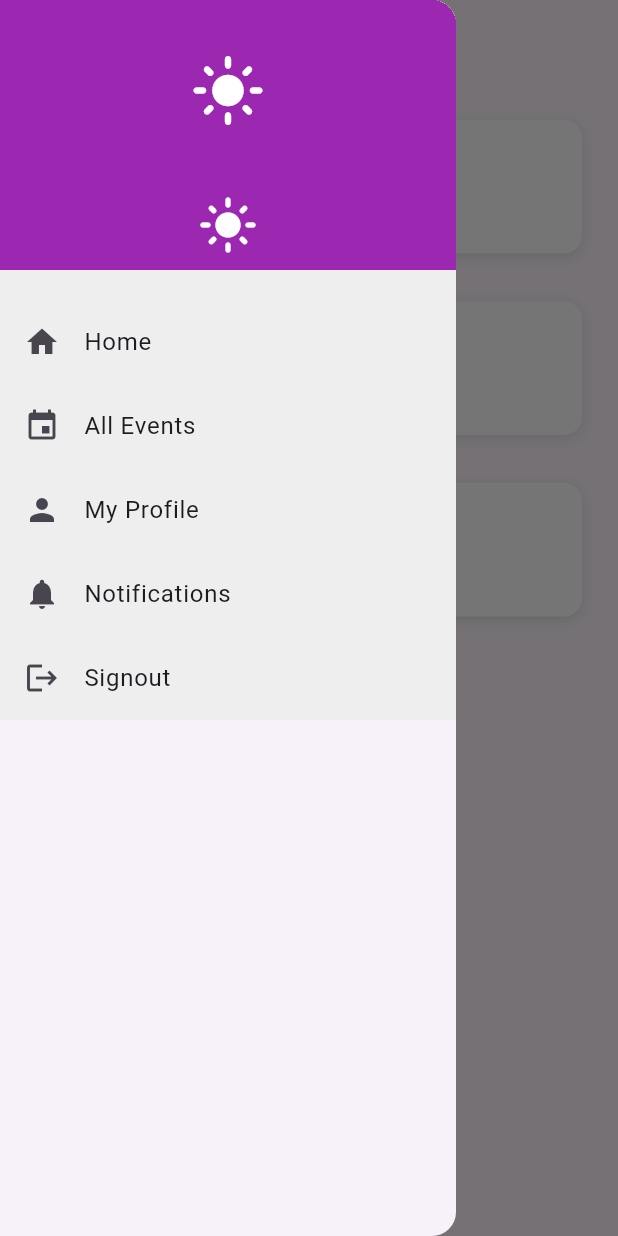
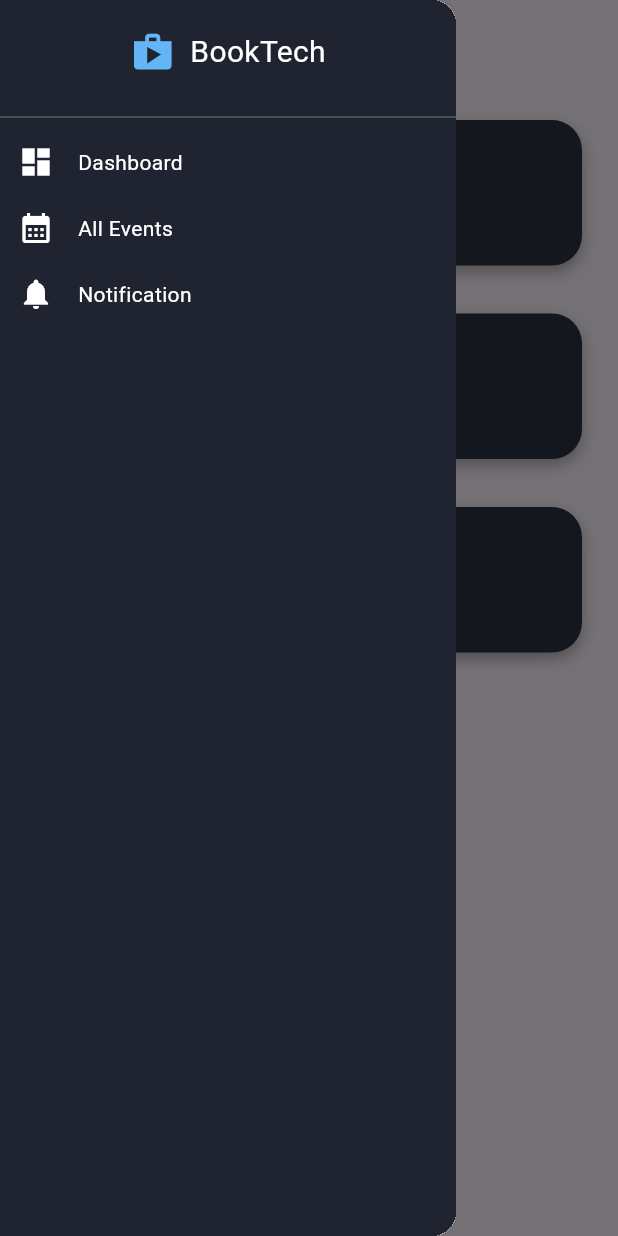
Before and after one commit to Amruthavalli-M/12DIT---BookTech, a Flutter app: the StudentDashboard screen opened by its route, with the side drawer open, on a phone screen of 412 x 824 dp. Run offline on Flutter 3.47's test engine with Material 3 defaults, Android fonts, the phone set to English and light mode, and no system bars; our stand-ins replace google_fonts.

Commit message:
Update student_dashboard.dart
Changed Nav Bar and edited colours

```diff
--- a/lib/screens/student_dashboard.dart
+++ b/lib/screens/student_dashboard.dart
@@ -1,28 +1,48 @@
 import 'package:flutter/material.dart';
 
-class StudentDashboard extends StatelessWidget {
+class StudentDashboard extends StatefulWidget {
   const StudentDashboard({super.key});
+
+  @override
+  State<StudentDashboard> createState() => _StudentDashboardState();
+}
+
+class _StudentDashboardState extends State<StudentDashboard> {
+  bool isCollapsed = false;
 
   @override
   Widget build(BuildContext context) {
     final isMobile = MediaQuery.of(context).size.width < 600;
 
     return Scaffold(
-      drawer: isMobile ? const DrawerMenu() : null,
+      drawer: isMobile ? DrawerMenu(isCollapsed: isCollapsed) : null,
       body: Row(
         children: [
-          if (!isMobile) const Sidebar(),
+          if (!isMobile)
+            Sidebar(
+              isCollapsed: isCollapsed,
+              onToggle: () => setState(() => isCollapsed = !isCollapsed),
+            ),
           Expanded(
             child: Column(
               children: [
-                // Top bar (title) only for desktop
                 if (!isMobile)
                   Container(
                     height: 60,
-                    color: Colors.purple,
+                    color: const Color.fromARGB(255, 0, 0, 0),
                     padding: const EdgeInsets.symmetric(horizontal: 16),
                     alignment: Alignment.centerLeft,
-                    child: const Text(
+                    child: Row(
+                      children: [
+                        IconButton(
+                          icon: Icon(
+                            isCollapsed ? Icons.menu_open : Icons.menu,
+                            color: Colors.white,
+                          ),
+                          onPressed: () => setState(() => isCollapsed = !isCollapsed),
+                        ),
+                        const SizedBox(width: 12),
+                        const Text(
                           "Student Dashboard",
                           style: TextStyle(
                             fontSize: 20,
@@ -30,8 +50,9 @@ class StudentDashboard extends StatelessWidget {
                             color: Colors.white,
                           ),
                         ),
+                      ],
                     ),
-                // AppBar alternative for mobile
+                  ),
                 if (isMobile)
                   AppBar(
                     title: Row(
@@ -45,9 +66,7 @@ class StudentDashboard extends StatelessWidget {
                 Expanded(
                   child: Padding(
                     padding: const EdgeInsets.all(16.0),
-                    child: isMobile
-                        ? const MobileLayout()
-                        : const DesktopLayout(),
+                    child: isMobile ? const MobileLayout() : const DesktopLayout(),
                   ),
                 ),
               ],
@@ -60,59 +79,83 @@ class StudentDashboard extends StatelessWidget {
 }
 
 class Sidebar extends StatelessWidget {
-  const Sidebar({super.key});
+  final bool isCollapsed;
+  final VoidCallback onToggle;
+
+  const Sidebar({super.key, required this.isCollapsed, required this.onToggle});
 
   @override
   Widget build(BuildContext context) {
-    return Container(
-      width: 200,
-      color: Colors.grey[200],
+    final List<Map<String, dynamic>> menuItems = [
+      {'icon': Icons.dashboard, 'label': 'Dashboard'},
+      {'icon': Icons.calendar_month, 'label': 'All Events'},
+      {'icon': Icons.notifications, 'label': 'Notification'},
+
+    ];
+
+    return AnimatedContainer(
+      duration: const Duration(milliseconds: 300),
+      width: isCollapsed ? 70 : 200,
+      color: const Color(0xFF1F2430),
       child: Column(
         children: [
           Container(
-            height: 60,
-            color: Colors.purple,
+            height: 70,
             alignment: Alignment.center,
-            child: const Icon(Icons.light_mode, size: 40, color: Colors.white),
+            child: Row(
+              mainAxisAlignment: isCollapsed ? MainAxisAlignment.center : MainAxisAlignment.center,
+              children: [
+                Icon(Icons.shop, color: Colors.blue.shade300, size: 30),
+                if (!isCollapsed)
+                  const Padding(
+                    padding: EdgeInsets.only(left: 10),
+                    child: Text(
+                      'BookTech',
+                      style: TextStyle(color: Colors.white, fontSize: 20),
                     ),
-          const SizedBox(height: 20),
-          _menuItem(Icons.home, "Home"),
-          _menuItem(Icons.event, "All Events"),
-          _menuItem(Icons.person, "My Profile"),
-          _menuItem(Icons.notifications, "Notifications"),
-          _menuItem(Icons.logout, "Signout"),
+                  ),
+              ],
+            ),
+          ),
+          const Divider(color: Colors.white24),
+          Expanded(
+            child: ListView(
+              children: menuItems.map((item) => _menuItem(item['icon'], item['label'], isCollapsed)).toList(),
+            ),
+          ),
         ],
       ),
     );
   }
 
-  Widget _menuItem(IconData icon, String label) {
-    return ListTile(
-      leading: Icon(icon),
-      title: Text(label),
+  Widget _menuItem(IconData icon, String label, bool collapsed) {
+    return InkWell(
       onTap: () {},
+      child: Padding(
+        padding: const EdgeInsets.symmetric(vertical: 10, horizontal: 12),
+        child: Row(
+          children: [
+            Icon(icon, color: Colors.white),
+            if (!collapsed)
+              Padding(
+                padding: const EdgeInsets.only(left: 16),
+                child: Text(label, style: const TextStyle(color: Colors.white)),
+              ),
+          ],
+        ),
+      ),
     );
   }
 }
 
 class DrawerMenu extends StatelessWidget {
-  const DrawerMenu({super.key});
+  final bool isCollapsed;
+  const DrawerMenu({super.key, required this.isCollapsed});
 
   @override
   Widget build(BuildContext context) {
     return Drawer(
-      child: ListView(
-        padding: EdgeInsets.zero,
-        children: [
-          Container(
-            height: 120,
-            color: Colors.purple,
-            alignment: Alignment.center,
-            child: const Icon(Icons.light_mode, size: 50, color: Colors.white),
-          ),
-          const Sidebar(), // Reuses the sidebar content
-        ],
-      ),
+      child: Sidebar(isCollapsed: isCollapsed, onToggle: () {}),
     );
   }
 }
@@ -124,30 +167,20 @@ class DesktopLayout extends StatelessWidget {
   Widget build(BuildContext context) {
     return Column(
       children: [
-        // Top half: My Events + Alerts
         Expanded(
           child: Row(
             children: [
-              Expanded(
-                flex: 3,
-                child: dashboardCard("My Events"),
-              ),
+              Expanded(flex: 3, child: dashboardCard("My Events")),
               const SizedBox(width: 16),
-              Expanded(
-                flex: 2,
-                child: dashboardCard("Alerts"),
-              ),
+              Expanded(flex: 2, child: dashboardCard("Alerts")),
             ],
           ),
         ),
         const SizedBox(height: 16),
-        // Bottom half: Volunteer full width
         Expanded(
           child: Row(
             children: [
-              Expanded(
-                child: dashboardCard("Volunteer"),
-              ),
+              Expanded(child: dashboardCard("Volunteer")),
             ],
           ),
         ),
@@ -177,18 +210,18 @@ Widget dashboardCard(String title) {
   return Container(
     margin: const EdgeInsets.all(8),
     decoration: BoxDecoration(
-      color: Colors.white,
-      borderRadius: BorderRadius.circular(12),
+      color: const Color(0xFF2D3344),
+      borderRadius: BorderRadius.circular(20),
       boxShadow: [
         BoxShadow(
-          color: Colors.grey.shade300,
-          blurRadius: 6,
-          offset: const Offset(0, 2),
+          color: Colors.black.withOpacity(0.3),
+          blurRadius: 8,
+          offset: const Offset(0, 4),
         ),
       ],
     ),
     child: Padding(
-      padding: const EdgeInsets.all(16),
+      padding: const EdgeInsets.all(20),
       child: Column(
         crossAxisAlignment: CrossAxisAlignment.center,
         children: [
@@ -197,6 +230,7 @@ Widget dashboardCard(String title) {
             style: const TextStyle(
               fontSize: 20,
               fontWeight: FontWeight.bold,
+              color: Colors.white,
             ),
             textAlign: TextAlign.center,
           ),
@@ -204,6 +238,7 @@ Widget dashboardCard(String title) {
           const Text(
             "(Content placeholder)",
             textAlign: TextAlign.center,
+            style: TextStyle(color: Colors.white70),
           ),
         ],
       ),
```
Lines whose indentation alone changed are shown as unchanged.
